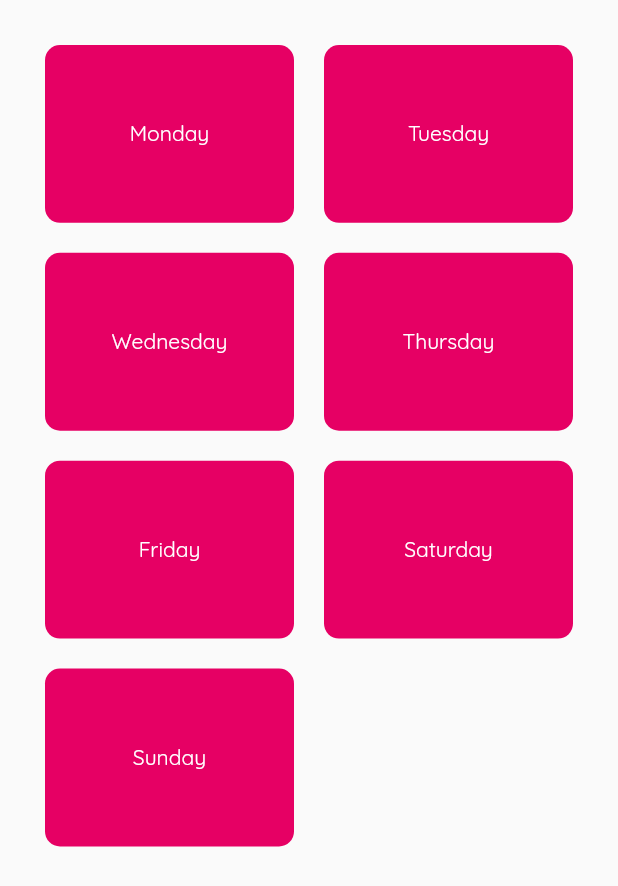
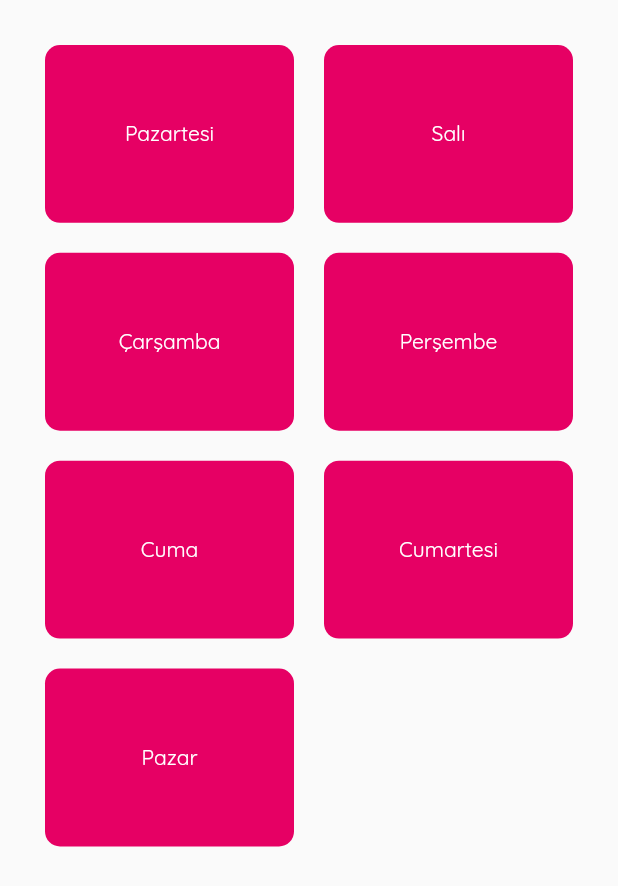
Before and after one commit to GelirGider/gelir_gider, a Flutter app: the WeekList widget shown alone on an empty page, opened directly, on a phone screen of 412 x 824 dp. Shown: the top 886 px of the screen. Run offline on Flutter 3.47's test engine with Material 2 defaults, Android fonts, the light colour scheme and no system bars; our stand-ins replace date_time_picker, google_fonts, gradient_app_bar, jiffy, percent_indicator, shared_preferences and 2 more; missing offline and left inert: currency_picker; accounts and stored records are empty.

Commit message:
Days localized

```diff
--- a/lib/l10n/intl_tr.arb
+++ b/lib/l10n/intl_tr.arb
@@ -50,5 +50,12 @@
   "September" : "Eylül",
   "October" :  "Ekim",
   "November" : "Kasım",
-  "December" :  "Aralık"
+  "December" :  "Aralık",
+  "Monday": "Pazartesi",
+  "Tuesday": "Salı",
+  "Wednesday": "Çarşamba",
+  "Thursday": "Perşembe",
+  "Friday": "Cuma",
+  "Saturday": "Cumartesi",
+  "Sunday": "Pazar"
 }
--- a/lib/widgets/year_page/week_list.dart
+++ b/lib/widgets/year_page/week_list.dart
@@ -1,5 +1,6 @@
 import 'package:flutter/material.dart';
 import 'package:gelir_gider/widgets/year_page/week_list_item.dart';
+import 'package:gelir_gider/generated/l10n.dart';
 
 class WeekList extends StatefulWidget {
   @override
@@ -10,13 +11,13 @@ class _WeekListState extends State<WeekList> {
   @override
   Widget build(BuildContext context) {
     final weekList = <String>[
-      'Monday',
-      'Tuesday',
-      'Wednesday',
-      'Thursday',
-      'Friday',
-      'Saturday',
-      'Sunday',
+      S.of(context).Monday,
+      S.of(context).Tuesday,
+      S.of(context).Wednesday,
+      S.of(context).Thursday,
+      S.of(context).Friday,
+      S.of(context).Saturday,
+      S.of(context).Sunday
     ];
 
     var weekButtons = [
```
Also changed, not shown: lib/l10n/intl_ar.arb (+8 -1 lines), lib/l10n/intl_de.arb (+8 -1 lines), lib/l10n/intl_en.arb (+8 -1 lines), lib/l10n/intl_en_US.arb (+8 -1 lines), lib/l10n/intl_es.arb (+8 -1 lines), lib/l10n/intl_hi.arb (+8 -1 lines), lib/l10n/intl_ja.arb (+8 -1 lines), lib/l10n/intl_pt.arb (+8 -1 lines), lib/l10n/intl_ru.arb (+8 -2 lines), lib/l10n/intl_zh.arb (+8 -1 lines), lib/generated/intl/messages_ar.dart, lib/generated/intl/messages_de.dart, lib/generated/intl/messages_en.dart, lib/generated/intl/messages_es.dart, 7 more files.
